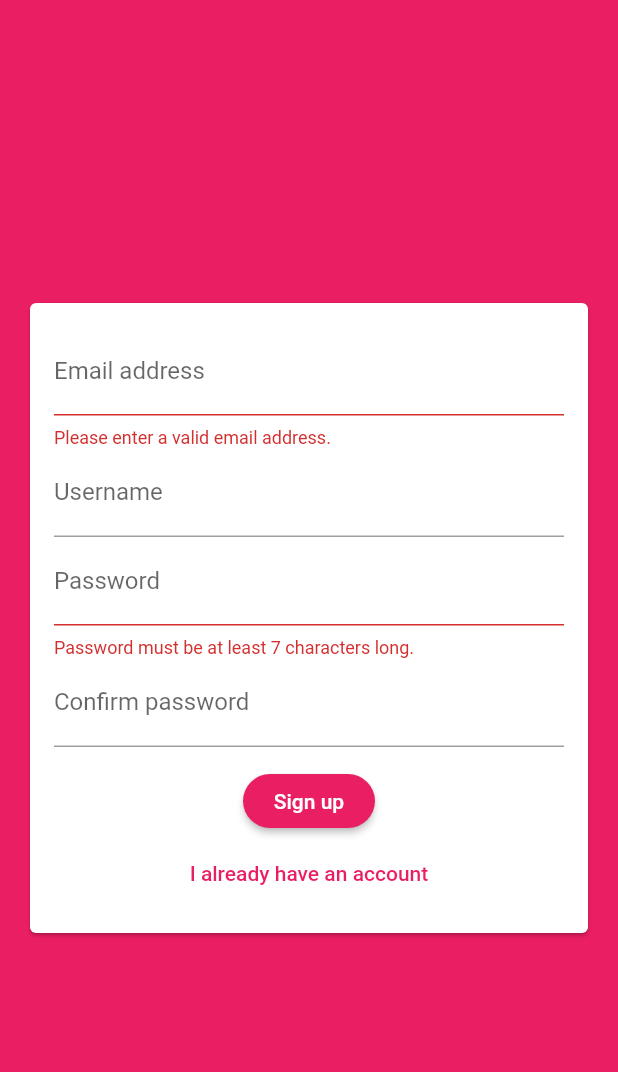
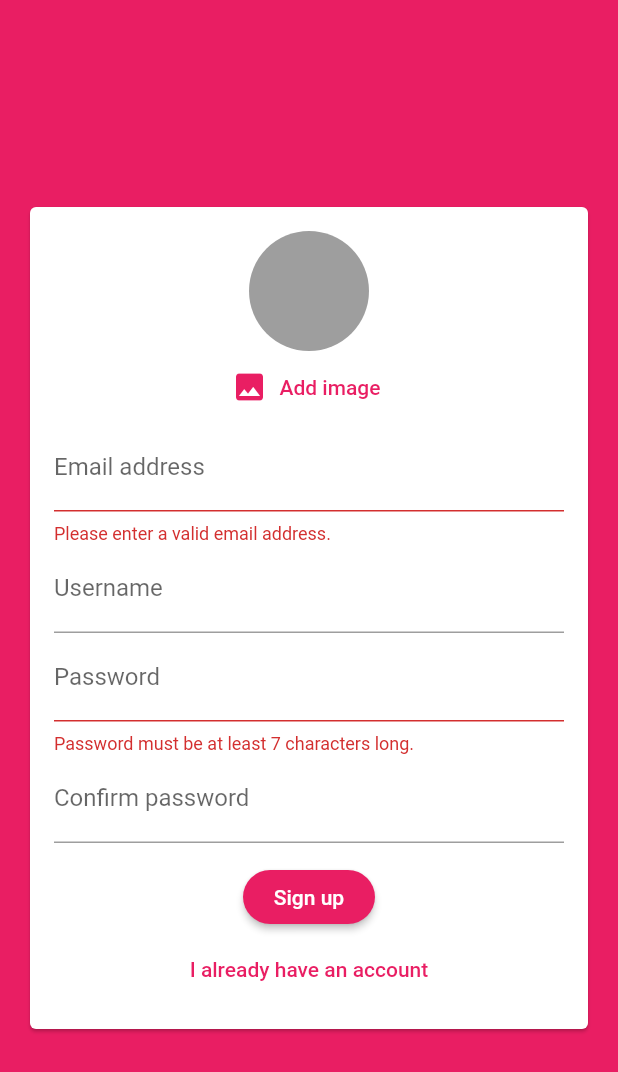
Before and after one commit to FranLMSP/flutter-firebase-messaging, a Flutter app: the screen it shows after launch, after a tap on "Login", after a tap on "Create new account", on a phone screen of 412 x 824 dp. Shown: the top 1072 px of the screen. Run offline on Flutter 3.47's test engine with Material 2 defaults, Android fonts, the phone set to English and light mode, and no system bars; our stand-ins replace cloud_firestore, firebase_auth, image_picker; accounts and stored records are empty.

Commit message:
Image picker for register

```diff
--- a/lib/widgets/auth/auth_form.dart
+++ b/lib/widgets/auth/auth_form.dart
@@ -1,4 +1,6 @@
 import 'package:flutter/material.dart';
+
+import '../pickers/user_image_picker.dart';
 
 class AuthForm extends StatefulWidget {
   final void Function(
@@ -50,6 +52,7 @@ class _AuthFormState extends State<AuthForm> {
               child: Column(
                 mainAxisSize: MainAxisSize.min,
                 children: <Widget>[
+                  if (!_isLogin) UserImagePicker(),
                   TextFormField(
                     key: ValueKey('email'),
                     validator: (value) {
--- /dev/null
+++ b/lib/widgets/pickers/user_image_picker.dart
@@ -0,0 +1,43 @@
+import 'dart:io';
+import 'package:flutter/material.dart';
+import 'package:image_picker/image_picker.dart';
+
+class UserImagePicker extends StatefulWidget {
+  @override
+  _UserImagePickerState createState() => _UserImagePickerState();
+}
+
+class _UserImagePickerState extends State<UserImagePicker> {
+  File _pickedImage;
+
+  Future<void> _pickImage() async {
+    final picker = ImagePicker();
+    final pickedImage = await picker.getImage(
+      source: ImageSource.camera,
+    );
+    final pickedImageFile = File(pickedImage.path);
+    setState(() {
+      _pickedImage = pickedImageFile;
+    });
+  }
+
+
+  @override
+  Widget build(BuildContext context) {
+    return Column(
+      children: <Widget>[
+        CircleAvatar(
+          radius: 40,
+          backgroundImage: _pickedImage != null ? FileImage(_pickedImage) : null,
+          backgroundColor: Colors.grey,
+        ),
+        FlatButton.icon(
+          textColor: Theme.of(context).primaryColor,
+          icon: Icon(Icons.image),
+          label: Text('Add image'),
+          onPressed: _pickImage,
+        ),
+      ],
+    );
+  }
+}
--- a/pubspec.yaml
+++ b/pubspec.yaml
@@ -30,6 +30,7 @@ dependencies:
   cupertino_icons: ^1.0.0
   cloud_firestore: 0.13.5
   firebase_auth: 0.16.1
+  image_picker: ^0.6.7+22
 
 dev_dependencies:
   flutter_test:
```
Also changed, not shown: pubspec.lock, 1 other file.
